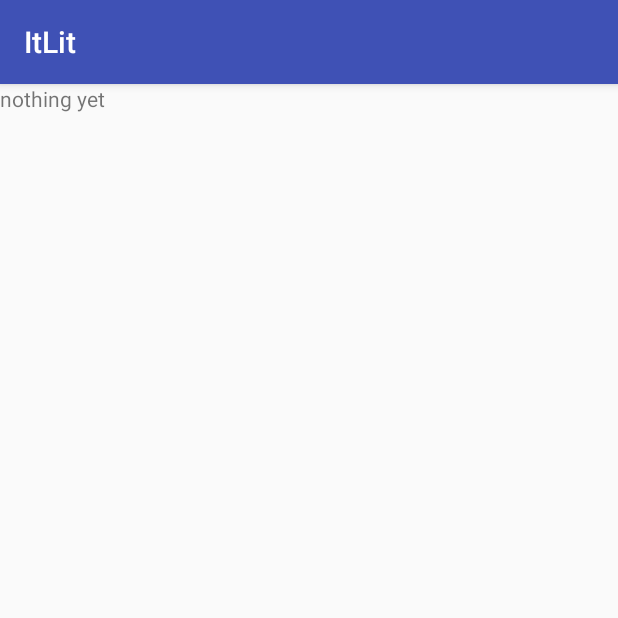
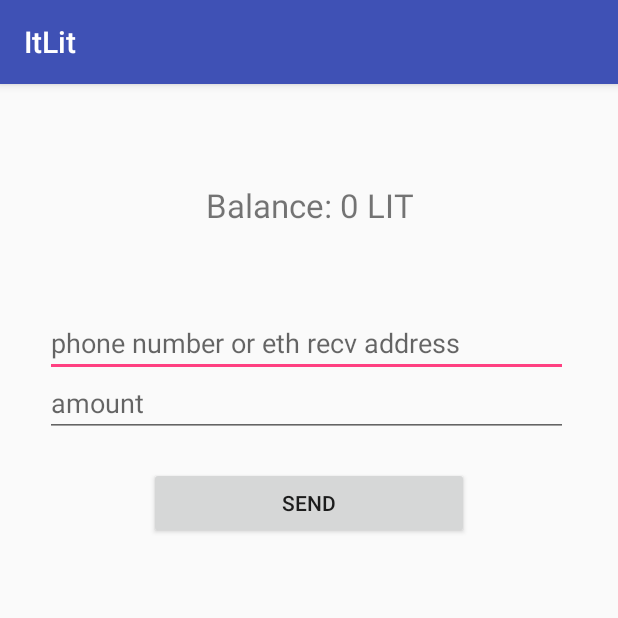
Before and after one commit to Decryptic/ItLit, an Android app: the LitcoinActivity screen opened directly, with no data from a screen before it, on a phone screen of 412 x 824 dp, the top half of it. Run offline under Robolectric (Android 15) with nearby library versions, the phone set to English and light mode, and no system bars.

Commit message:
andy litcoin layout

```diff
--- a/Android/ItLit/app/src/main/res/layout/activity_litcoin.xml
+++ b/Android/ItLit/app/src/main/res/layout/activity_litcoin.xml
@@ -4,8 +4,31 @@
     android:layout_height="match_parent">
 
     <TextView
-        android:id="@+id/textView"
+        android:id="@+id/tvBalance"
         android:layout_width="match_parent"
         android:layout_height="wrap_content"
-        android:text="nothing yet" />
+        android:text="Balance: 0 LIT"
+        android:textSize="22dp"
+        android:paddingTop="66dp"
+        android:textAlignment="center"/>
+    <EditText
+        android:layout_width="match_parent"
+        android:layout_height="40dp"
+        android:layout_marginTop="60dp"
+        android:layout_marginRight="33dp"
+        android:layout_marginLeft="30dp"
+        android:hint="phone number or eth recv address"/>
+    <EditText
+        android:layout_width="match_parent"
+        android:layout_height="40dp"
+        android:layout_marginBottom="20dp"
+        android:layout_marginRight="33dp"
+        android:layout_marginLeft="30dp"
+        android:hint="amount"/>
+    <Button
+        android:layout_width="match_parent"
+        android:layout_height="wrap_content"
+        android:layout_marginRight="99dp"
+        android:layout_marginLeft="99dp"
+        android:text="Send"/>
 </LinearLayout>
```
